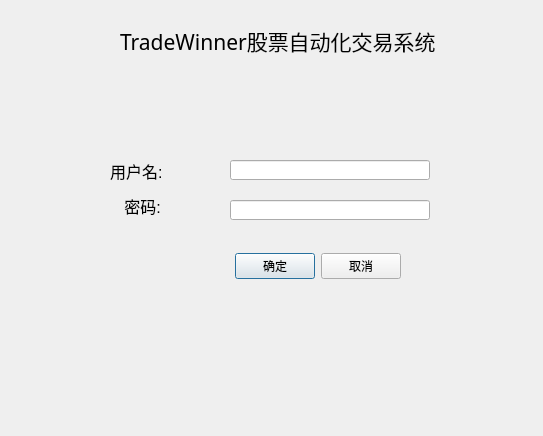
This is TradeWinner/login_dlg.ui in spartawwy/mytrd_proj as Qt 5 draws it before an edit. The edited form follows.
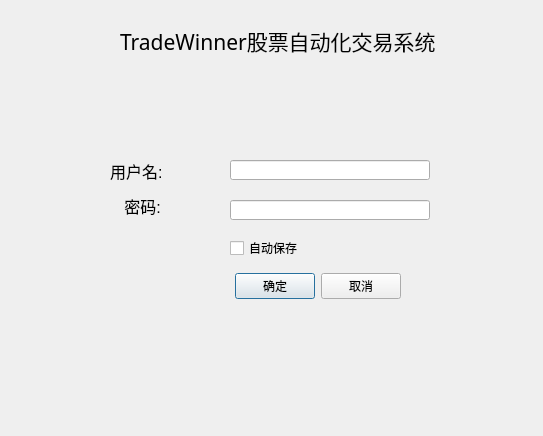
This is the edited form.

What changed in the file:
```diff
--- a/TradeWinner/login_dlg.ui
+++ b/TradeWinner/login_dlg.ui
@@ -17,7 +17,7 @@
    <property name="geometry">
     <rect>
      <x>50</x>
-     <y>250</y>
+     <y>270</y>
      <width>351</width>
      <height>33</height>
     </rect>
@@ -143,6 +143,19 @@
     <string>TradeWinner股票自动化交易系统</string>
    </property>
   </widget>
+  <widget class="QCheckBox" name="cb_remember_userpwd">
+   <property name="geometry">
+    <rect>
+     <x>230</x>
+     <y>240</y>
+     <width>71</width>
+     <height>16</height>
+    </rect>
+   </property>
+   <property name="text">
+    <string>自动保存</string>
+   </property>
+  </widget>
  </widget>
  <resources/>
  <connections>
```
